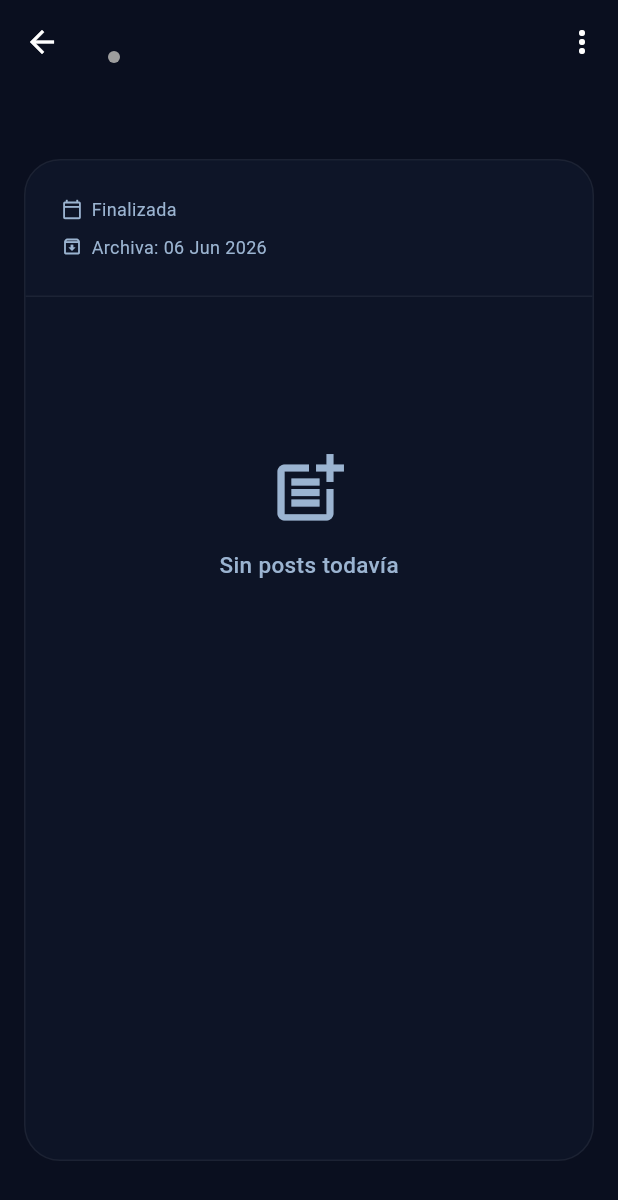
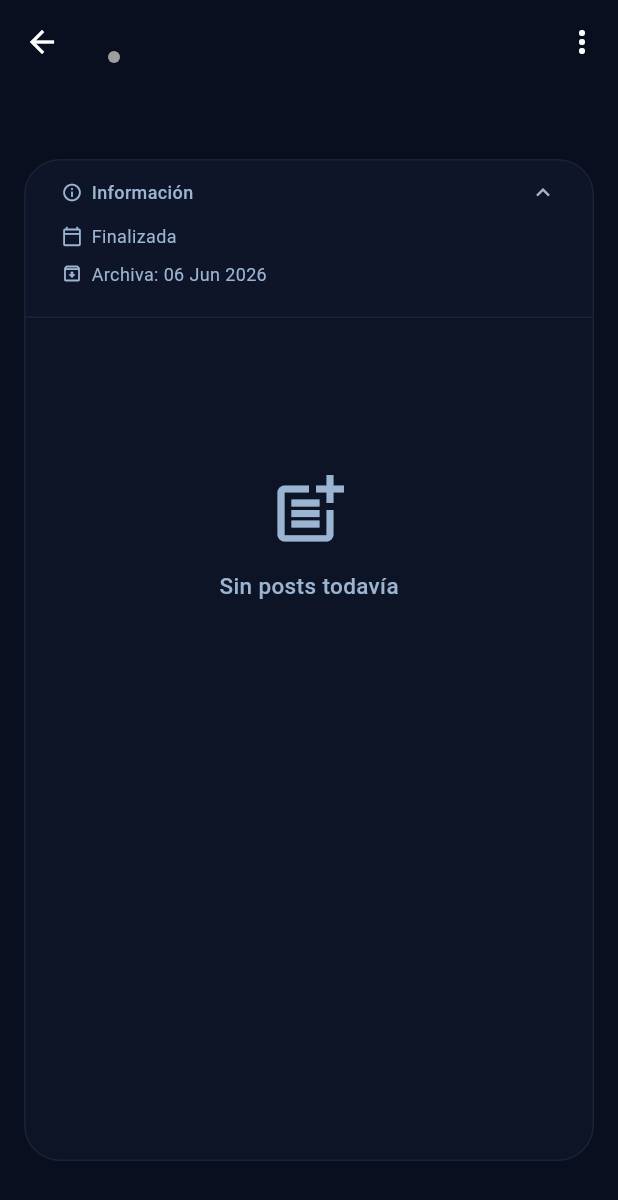
Before and after one commit to albertoUbe/flee_front, a Flutter app: the CommunityDetailScreen screen opened directly with empty values, on a phone screen of 412 x 824 dp. Shown: the top 1200 px of the screen. Run offline on Flutter 3.47's test engine with Material 3 defaults, Android fonts, the phone set to English and light mode, and no system bars; our stand-ins replace cached_network_image, image_picker, shared_preferences; accounts and stored records are empty; network calls fail.

Commit message:
hotfix seguir comunidades logo

```diff
--- a/lib/screens/communities/community_detail_screen.dart
+++ b/lib/screens/communities/community_detail_screen.dart
@@ -23,6 +23,7 @@ class CommunityDetailScreen extends StatefulWidget {
 class _CommunityDetailScreenState extends State<CommunityDetailScreen> {
   late CommunityModel _community;
   late ScrollController _scrollController;
+  bool _headerExpanded = true;
 
   @override
   void initState() {
@@ -33,6 +34,9 @@ class _CommunityDetailScreenState extends State<CommunityDetailScreen> {
     WidgetsBinding.instance.addPostFrameCallback((_) {
       final userId = context.read<AuthProvider>().currentUser?.id;
       context.read<PostProvider>().loadCommunityPosts(_community.id, userId: userId);
+      if (userId != null) {
+        context.read<CommunityProvider>().loadMyCommunities(userId);
+      }
     });
   }
 
@@ -60,6 +64,8 @@ class _CommunityDetailScreenState extends State<CommunityDetailScreen> {
     final postProvider = context.watch<PostProvider>();
     final currentUser = context.watch<AuthProvider>().currentUser;
     final isCreator = currentUser?.id == _community.creatorId;
+    final communityProvider = context.watch<CommunityProvider>();
+    final isMember = communityProvider.myCommunities.any((c) => c.id == _community.id);
     final statusColor = AppTheme.communityStatusColor(
       _community.communityStatus,
     );
@@ -167,7 +173,7 @@ class _CommunityDetailScreenState extends State<CommunityDetailScreen> {
                         borderRadius: BorderRadius.circular(24),
                         child: Column(
                           children: [
-                            _buildHeader(),
+                            _buildHeader(isCreator, isMember, currentUser?.id),
                             Expanded(
                               child:
                                   postProvider.isLoading &&
@@ -217,16 +223,58 @@ class _CommunityDetailScreenState extends State<CommunityDetailScreen> {
     );
   }
 
-  Widget _buildHeader() {
+  Widget _buildHeader(bool isCreator, bool isMember, int? userId) {
     return Container(
       width: double.infinity,
-      padding: const EdgeInsets.all(24),
       decoration: BoxDecoration(
         color: AppTheme.headerBg(context),
         border: Border(
           bottom: BorderSide(color: AppTheme.borderColor(context)),
         ),
       ),
+      child: Column(
+        crossAxisAlignment: CrossAxisAlignment.start,
+        children: [
+          InkWell(
+            onTap: () => setState(() => _headerExpanded = !_headerExpanded),
+            child: Padding(
+              padding: const EdgeInsets.symmetric(horizontal: 24, vertical: 12),
+              child: Row(
+                children: [
+                  Icon(
+                    Icons.info_outline,
+                    size: 14,
+                    color: AppTheme.textSecondary(context),
+                  ),
+                  const SizedBox(width: 6),
+                  Text(
+                    'Información',
+                    style: TextStyle(
+                      color: AppTheme.textSecondary(context),
+                      fontSize: 12,
+                      fontWeight: FontWeight.w500,
+                    ),
+                  ),
+                  const Spacer(),
+                  AnimatedRotation(
+                    turns: _headerExpanded ? 0.0 : -0.5,
+                    duration: const Duration(milliseconds: 200),
+                    child: Icon(
+                      Icons.keyboard_arrow_up,
+                      size: 18,
+                      color: AppTheme.textSecondary(context),
+                    ),
+                  ),
+                ],
+              ),
+            ),
+          ),
+          AnimatedSize(
+            duration: const Duration(milliseconds: 250),
+            curve: Curves.easeInOut,
+            child: _headerExpanded
+                ? Padding(
+                    padding: const EdgeInsets.fromLTRB(24, 0, 24, 20),
                     child: Column(
                       crossAxisAlignment: CrossAxisAlignment.start,
                       children: [
@@ -280,9 +328,57 @@ class _CommunityDetailScreenState extends State<CommunityDetailScreen> {
                             ),
                           ],
                         ),
+                        if (!isCreator && userId != null) ...[
+                          const SizedBox(height: 16),
+                          Align(
+                            alignment: Alignment.centerRight,
+                            child: isMember
+                                ? OutlinedButton.icon(
+                                    onPressed: () => _followUnfollow(userId),
+                                    icon: const Icon(Icons.check, size: 16),
+                                    label: const Text('Siguiendo'),
+                                    style: OutlinedButton.styleFrom(
+                                      foregroundColor: AppTheme.accentBlue,
+                                      side: const BorderSide(
+                                        color: AppTheme.accentBlue,
+                                        width: 1,
+                                      ),
+                                    ),
+                                  )
+                                : FilledButton.icon(
+                                    onPressed: _community.isActive
+                                        ? () => _followUnfollow(userId)
+                                        : null,
+                                    icon: const Icon(Icons.add, size: 16),
+                                    label: const Text('Unirse'),
+                                    style: FilledButton.styleFrom(
+                                      backgroundColor: AppTheme.buttonBlue,
+                                      foregroundColor: Colors.white,
+                                    ),
+                                  ),
+                          ),
+                        ],
+                      ],
+                    ),
+                  )
+                : const SizedBox.shrink(),
+          ),
         ],
       ),
     );
+  }
+
+  Future<void> _followUnfollow(int userId) async {
+    await context.read<CommunityProvider>().followUnfollow(_community.id, userId);
+    if (mounted) {
+      final error = context.read<CommunityProvider>().errorMessage;
+      if (error != null) {
+        ScaffoldMessenger.of(context).showSnackBar(
+          SnackBar(content: Text(error), backgroundColor: Colors.red),
+        );
+        context.read<CommunityProvider>().clearError();
+      }
+    }
   }
 
   Widget _buildPostList(PostProvider postProvider, currentUser) {
--- a/lib/screens/communities/discover_screen.dart
+++ b/lib/screens/communities/discover_screen.dart
@@ -285,9 +285,16 @@ class _TopCommunitiesTabState extends State<_TopCommunitiesTab> {
   final TextEditingController _searchController = TextEditingController();
 
   @override
+  void initState() {
+    super.initState();
+    WidgetsBinding.instance.addPostFrameCallback((_) {
+      if (mounted) context.read<CommunityProvider>().clearSearch();
+    });
+  }
+
+  @override
   void dispose() {
     _searchController.dispose();
-    context.read<CommunityProvider>().clearSearch();
     super.dispose();
   }
 
```
Also changed, not shown: 1 other file. Lines whose indentation alone changed are shown as unchanged.
